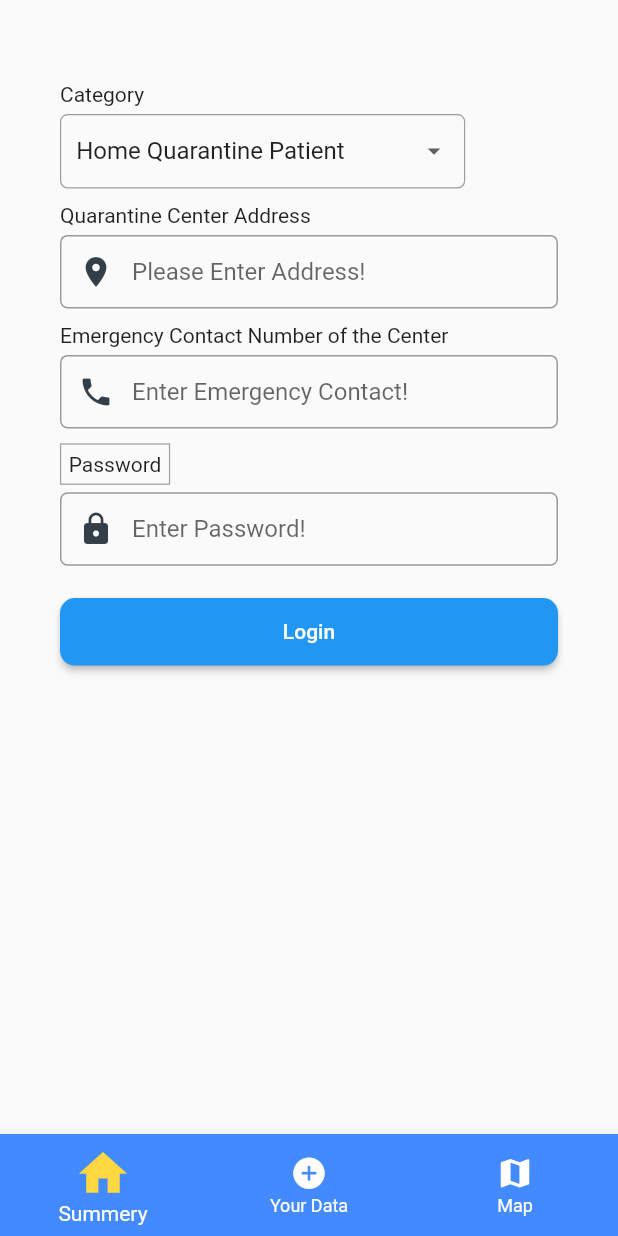
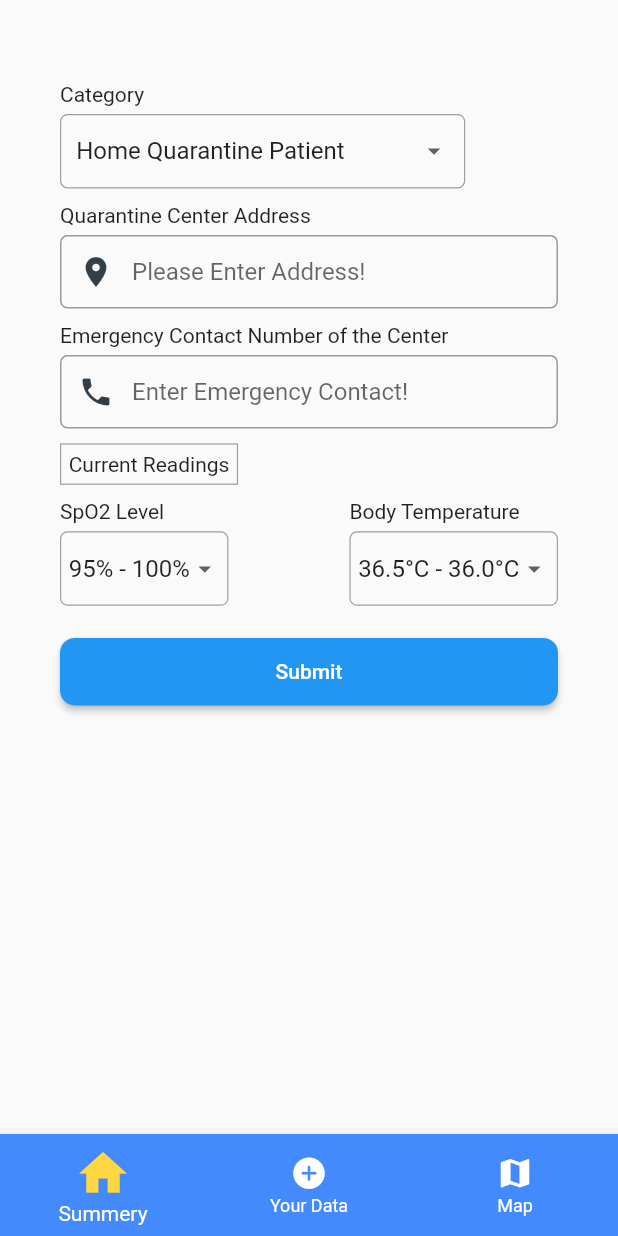
Before and after one commit to channa-fernando/covid-19-app, a Flutter app: the screen it shows after launch, on a phone screen of 412 x 824 dp. Run offline on Flutter 3.47's test engine with Material 2 defaults, Android fonts, the phone set to English and light mode, and no system bars; our stand-ins replace carousel_slider, email_validator, google_maps_flutter, shared_preferences.

```diff
--- a/lib/screen/dashboard.dart
+++ b/lib/screen/dashboard.dart
@@ -19,7 +19,6 @@ class _DashBoardState extends State<DashBoard> {
   @override
   Widget build(BuildContext context) {
     return Scaffold(
-
       body: _pageOptions[_selectedIndex],
       bottomNavigationBar: BottomNavigationBar(
         iconSize: 25,
--- a/lib/screen/submitreadinga.dart
+++ b/lib/screen/submitreadinga.dart
@@ -1,9 +1,10 @@
+import 'dart:convert';
+
 import 'package:flutter/cupertino.dart';
 import 'package:flutter/material.dart';
-import 'package:untitled/utility/widgets.dart';
 import 'package:http/http.dart' as http;
 import 'package:untitled/utility/constants.dart';
-import 'dart:convert';
+import 'package:untitled/utility/widgets.dart';
 
 class SubmitReadings extends StatefulWidget {
   const SubmitReadings({Key? key}) : super(key: key);
@@ -14,8 +15,7 @@ class SubmitReadings extends StatefulWidget {
 
 class _SubmitReadingsState extends State<SubmitReadings> {
   final formKey = GlobalKey<FormState>();
-  String _userName = "";
-  String _passWord = "";
+
   String _emergencyContact = "";
   String _address = "";
 
@@ -23,6 +23,25 @@ class _SubmitReadingsState extends State<SubmitReadings> {
   var categoryList = [
     'Home Quarantine Patient',
     'Home Quarantine Close Contact'
+  ];
+
+  String _spo2 = '95% - 100%';
+  var spO2List = [
+    '95% - 100%',
+    '91% < 94%',
+    '81% < 90%',
+    '80% - 85%',
+    'Below 80%'
+  ];
+
+  String _temperature = '36.5°C - 36.0°C';
+  var temperatureList = [
+    'Above 38.0°C',
+    '38.0°C - 37.5°C',
+    '37.0°C - 36.5°C',
+    '36.5°C - 36.0°C',
+    '36.0°C - 35.5°C',
+    '35.0°C - 34.5°C'
   ];
 
   @override
@@ -34,8 +53,10 @@ class _SubmitReadingsState extends State<SubmitReadings> {
         form.save();
 
         final Map<String, dynamic> requestBody = {
-          "email": _userName,
-          "passWord": _passWord,
+          "quarantineCenterContact": _emergencyContact,
+          "quarantineCenter": _address,
+          "spo2Level": _spo2,
+          "bodyTemp": _temperature
         };
 
         http
@@ -80,7 +101,9 @@ class _SubmitReadingsState extends State<SubmitReadings> {
                   decoration: BoxDecoration(
                     borderRadius: BorderRadius.circular(5.0),
                     border: Border.all(
-                            color: Colors.grey, style: BorderStyle.solid, width: 0.80),
+                        color: Colors.grey,
+                        style: BorderStyle.solid,
+                        width: 0.80),
                   ),
                   child: DropdownButtonHideUnderline(
                     child: DropdownButton(
@@ -89,7 +112,11 @@ class _SubmitReadingsState extends State<SubmitReadings> {
                       iconSize: 20,
                       elevation: 16,
                       items: categoryList.map((String categorySelected) {
-                            return DropdownMenuItem(value: categorySelected, child: Text(categorySelected,));
+                        return DropdownMenuItem(
+                            value: categorySelected,
+                            child: Text(
+                              categorySelected,
+                            ));
                       }).toList(),
                       onChanged: (String? newValue) {
                         setState(() {
@@ -111,7 +138,8 @@ class _SubmitReadingsState extends State<SubmitReadings> {
                   validator: (value) =>
                       value!.isEmpty ? "Please Enter Address of Center" : null,
                   onSaved: (value) => _address = value!,
-                  decoration: buildInputDecoration("Please Enter Address!", Icons.location_on),
+                  decoration: buildInputDecoration(
+                      "Please Enter Address!", Icons.location_on),
                 ),
                 SizedBox(
                   height: 10.0,
@@ -125,7 +153,8 @@ class _SubmitReadingsState extends State<SubmitReadings> {
                   validator: (value) =>
                       value!.isEmpty ? "Emergency Contact Number" : null,
                   onSaved: (value) => _emergencyContact = value!,
-                  decoration: buildInputDecoration("Enter Emergency Contact!", Icons.phone),
+                  decoration: buildInputDecoration(
+                      "Enter Emergency Contact!", Icons.phone),
                 ),
                 SizedBox(
                   height: 10.0,
@@ -134,26 +163,105 @@ class _SubmitReadingsState extends State<SubmitReadings> {
                   padding: EdgeInsets.all(5.0),
                   decoration: BoxDecoration(
                     border: Border.all(
-                        color: Colors.grey, style: BorderStyle.solid, width: 0.80),
+                        color: Colors.grey,
+                        style: BorderStyle.solid,
+                        width: 0.80),
                   ),
-                  child: Text("Password"),
+                  child: Text("Current Readings"),
                 ),
                 SizedBox(
                   height: 5.0,
                 ),
-                TextFormField(
-                  autofocus: false,
-                  validator: (value) =>
-                  value!.isEmpty ? "Please Enter Password" : null,
-                  onSaved: (value) => _passWord = value!,
-                  decoration:
-                  buildInputDecoration("Enter Password!", Icons.lock),
+                SizedBox(
+                  height: 5.0,
                 ),
+                Row(
+                    crossAxisAlignment: CrossAxisAlignment.start,
+                    mainAxisAlignment: MainAxisAlignment.spaceBetween,
+                    children: <Widget>[
+                      Column(
+                        crossAxisAlignment: CrossAxisAlignment.start,
+                        children: [
+                          Text("SpO2 Level"),
+                          SizedBox(
+                            height: 5.0,
+                          ),
+                          Container(
+                            padding: EdgeInsets.symmetric(horizontal: 5.0),
+                            decoration: BoxDecoration(
+                              borderRadius: BorderRadius.circular(5.0),
+                              border: Border.all(
+                                  color: Colors.grey,
+                                  style: BorderStyle.solid,
+                                  width: 0.80),
+                            ),
+                            child: DropdownButtonHideUnderline(
+                              child: DropdownButton(
+                                value: _spo2,
+                                icon: const Icon(Icons.arrow_drop_down),
+                                iconSize: 20,
+                                elevation: 16,
+                                items: spO2List.map((String categorySelected) {
+                                  return DropdownMenuItem(
+                                      value: categorySelected,
+                                      child: Text(
+                                        categorySelected,
+                                      ));
+                                }).toList(),
+                                onChanged: (String? newValue) {
+                                  setState(() {
+                                    _spo2 = newValue!;
+                                  });
+                                },
+                              ),
+                            ),
+                          )
+                        ],
+                      ),
+                      Column(
+                        crossAxisAlignment: CrossAxisAlignment.start,
+                        children: [
+                          Text("Body Temperature"),
+                          SizedBox(
+                            height: 5.0,
+                          ),
+                          Container(
+                            padding: EdgeInsets.symmetric(horizontal: 5.0),
+                            decoration: BoxDecoration(
+                              borderRadius: BorderRadius.circular(5.0),
+                              border: Border.all(
+                                  color: Colors.grey,
+                                  style: BorderStyle.solid,
+                                  width: 0.80),
+                            ),
+                            child: DropdownButtonHideUnderline(
+                              child: DropdownButton(
+                                value: _temperature,
+                                icon: const Icon(Icons.arrow_drop_down),
+                                iconSize: 20,
+                                elevation: 16,
+                                items: temperatureList.map((String categorySelected) {
+                                  return DropdownMenuItem(
+                                      value: categorySelected,
+                                      child: Text(
+                                        categorySelected,
+                                      ));
+                                }).toList(),
+                                onChanged: (String? newValue) {
+                                  setState(() {
+                                    _temperature = newValue!;
+                                  });
+                                },
+                              ),
+                            ),
+                          )
+                        ],
+                      )
+                    ]),
                 SizedBox(
                   height: 20.0,
                 ),
-                longButtons("Login", doLogin),
-
+                longButtons("Submit", doLogin),
               ],
             ),
           ),
@@ -161,6 +269,7 @@ class _SubmitReadingsState extends State<SubmitReadings> {
       ),
     );
   }
+
   void _showToast(BuildContext context, String message) {
     final scaffold = ScaffoldMessenger.of(context);
     scaffold.showSnackBar(
--- a/lib/utility/constants.dart
+++ b/lib/utility/constants.dart
@@ -1,4 +1,5 @@
 class Constants {
-  static const String BASEURL = "https://f434617e7175bafbdea4e4a3c13e2b64.m.pipedream.net";
+  static const String BASEURL = "https://9cdf190df91046fa301a6714f1845b22.m.pipedream.net";
   static const String SL_HEALTH_COVID_ENDPOINT = "https://045a1505f9ab3573100f0b2c0168101a.m.pipedream.net";
+
 }
```
Also changed, not shown: lib/dto/loginResponseDTO.dart (added, +20 -0 lines), lib/screen/coviddetails.dart (+7 -0 lines), lib/screen/login.dart (+18 -9 lines), lib/dto/registerationDTO.dart (deleted). Lines whose indentation alone changed are shown as unchanged.
